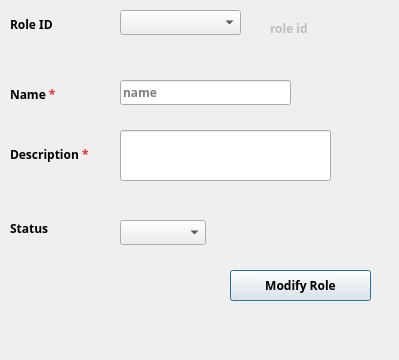
The window that presentation/authorization_ui/modifyRole.ui (shymaa123456/HyperPOS2020) describes before a commit, drawn with Qt 5.
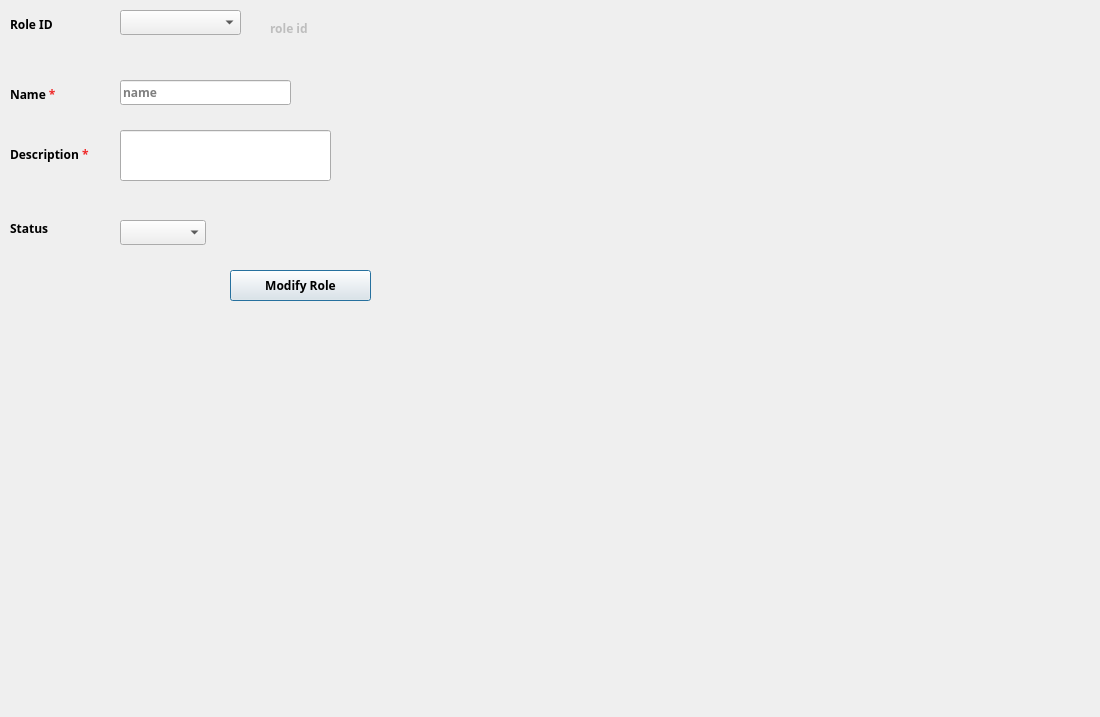
The same window after the commit.

The edit to the form file:
```diff
--- a/presentation/authorization_ui/modifyRole.ui
+++ b/presentation/authorization_ui/modifyRole.ui
@@ -6,20 +6,20 @@
    <rect>
     <x>0</x>
     <y>0</y>
-    <width>399</width>
-    <height>360</height>
+    <width>1100</width>
+    <height>717</height>
    </rect>
   </property>
   <property name="minimumSize">
    <size>
-    <width>399</width>
-    <height>360</height>
+    <width>1100</width>
+    <height>717</height>
    </size>
   </property>
   <property name="maximumSize">
    <size>
-    <width>399</width>
-    <height>360</height>
+    <width>1100</width>
+    <height>717</height>
    </size>
   </property>
   <property name="windowTitle">
```
